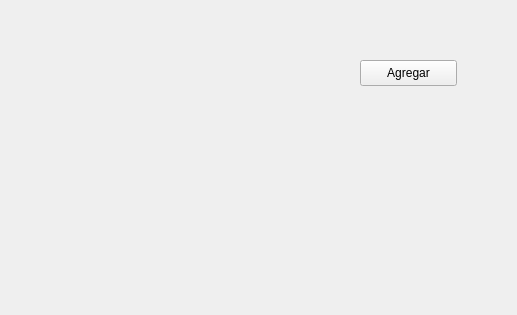
Before: the Qt Designer form api_museos/interfaz/principal.ui in belwalter/curso_python_2018, drawn with Qt 5.
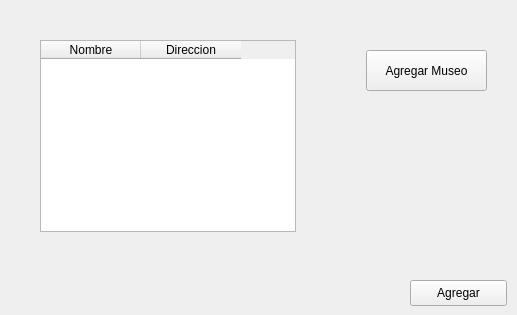
After: the same form once the commit is applied.

```diff
--- a/api_museos/interfaz/principal.ui
+++ b/api_museos/interfaz/principal.ui
@@ -17,8 +17,8 @@
    <widget class="QPushButton" name="agregar">
     <property name="geometry">
      <rect>
-      <x>360</x>
-      <y>60</y>
+      <x>410</x>
+      <y>280</y>
       <width>97</width>
       <height>26</height>
      </rect>
@@ -27,6 +27,39 @@
      <string>Agregar</string>
     </property>
    </widget>
+   <widget class="QPushButton" name="agregar_museo">
+    <property name="geometry">
+     <rect>
+      <x>366</x>
+      <y>50</y>
+      <width>121</width>
+      <height>41</height>
+     </rect>
+    </property>
+    <property name="text">
+     <string>Agregar Museo</string>
+    </property>
+   </widget>
+   <widget class="QTableWidget" name="tabla">
+    <property name="geometry">
+     <rect>
+      <x>40</x>
+      <y>40</y>
+      <width>256</width>
+      <height>192</height>
+     </rect>
+    </property>
+    <column>
+     <property name="text">
+      <string>Nombre</string>
+     </property>
+    </column>
+    <column>
+     <property name="text">
+      <string>Direccion</string>
+     </property>
+    </column>
+   </widget>
   </widget>
  </widget>
  <resources/>
```
